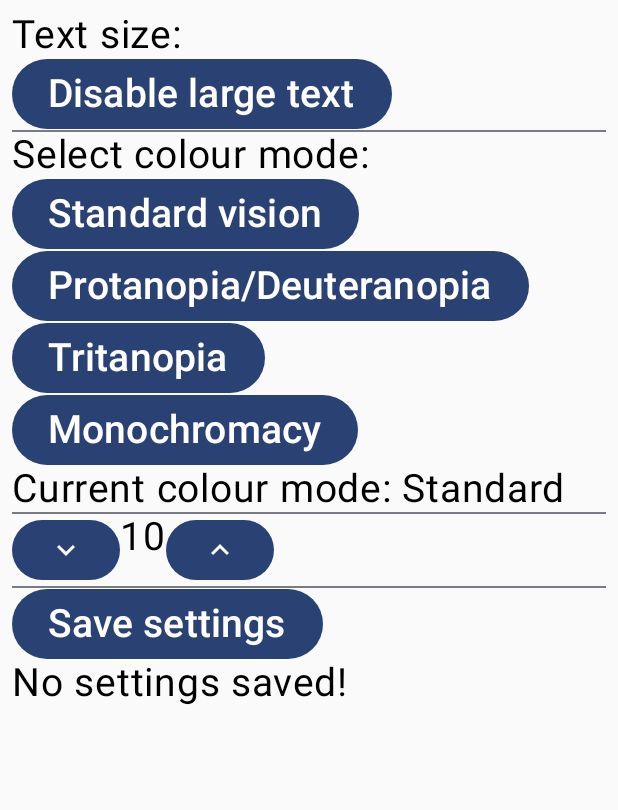
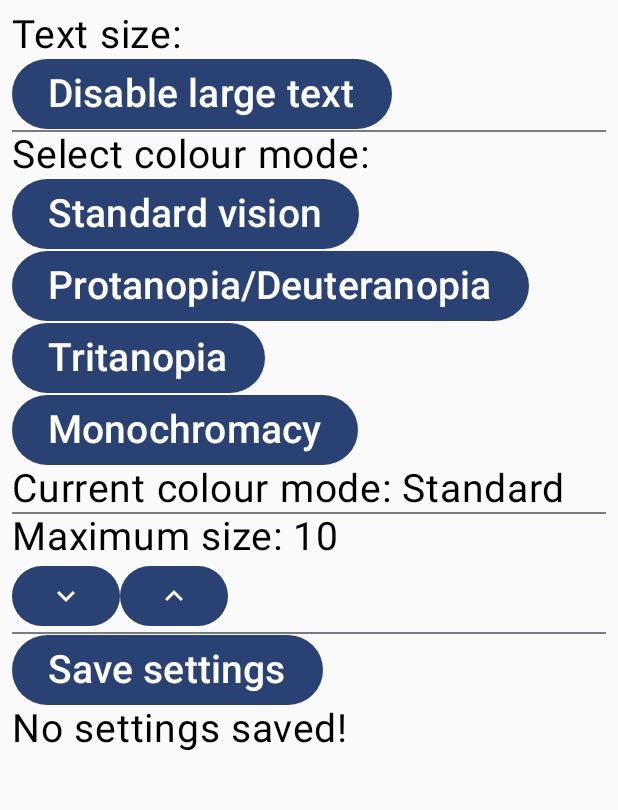
Before and after one commit to alex-ha-192/Algorithm-Teaching-App, an Android app built with Jetpack Compose: the screen it shows after launch (MainActivity), on a phone screen of 412 x 824 dp, the part 96-906 px from its top. Run offline under Robolectric (Android 15) with nearby library versions, the phone set to English and light mode, and no system bars; our stand-ins replace Room's generated code.

Commit message:
mergesort shifted to functional demo

```diff
--- a/app/src/main/java/com/puterscience/algorithmteachingapp/algo_screens/BinarySearchScreen.kt
+++ b/app/src/main/java/com/puterscience/algorithmteachingapp/algo_screens/BinarySearchScreen.kt
@@ -86,7 +86,7 @@ fun BinarySearchScreen(toSort: List<Int>, settings: Settings, defaults: Defaults
 					daoElements.forEachIndexed { _, i ->
 						Row {
 							Text(text = i.name + ": ")
-							Text(text = i.listInts)
+							Text(text = i.listInts.split("_").toList().toString())
 							IconButton(onClick = {
 								mutItems.removeAll(mutItems)
 								val intermediary: List<String> = i.listInts.split("_")
--- a/app/src/main/java/com/puterscience/algorithmteachingapp/algo_screens/BubbleSortScreen.kt
+++ b/app/src/main/java/com/puterscience/algorithmteachingapp/algo_screens/BubbleSortScreen.kt
@@ -79,7 +79,7 @@ fun BubbleSortScreen(toSort: List<Int>, settings: Settings, defaults: Defaults,
                 daoElements.forEachIndexed { _, i ->
                     Row {
                         Text(text = i.name + ": ")
-                        Text(text = i.listInts)
+                        Text(text = i.listInts.split("_").toList().toString())
                         IconButton(onClick = {
                             mutItems.removeAll(mutItems)
                             val intermediary: List<String> = i.listInts.split("_")
--- a/app/src/main/java/com/puterscience/algorithmteachingapp/algo_screens/LinearSearchScreen.kt
+++ b/app/src/main/java/com/puterscience/algorithmteachingapp/algo_screens/LinearSearchScreen.kt
@@ -83,7 +83,7 @@ fun LinearSearchScreen(toSort: List<Int>, settings: Settings, defaults: Defaults
                 daoElements.forEachIndexed { _, i ->
                     Row {
                         Text(text = i.name + ": ")
-                        Text(text = i.listInts)
+                        Text(text = i.listInts.split("_").toList().toString())
                         IconButton(onClick = {
                             mutItems.removeAll(mutItems)
                             val intermediary: List<String> = i.listInts.split("_")
--- a/app/src/main/java/com/puterscience/algorithmteachingapp/algo_screens/MergeSortScreen.kt
+++ b/app/src/main/java/com/puterscience/algorithmteachingapp/algo_screens/MergeSortScreen.kt
@@ -89,7 +89,7 @@ fun MergeSortScreen(//toSort: List<Int>,
                 daoElements.forEachIndexed { _, i ->
                     Row {
                         Text(text = i.name + ": ")
-                        Text(text = i.listInts)
+                        Text(text = i.listInts.split("_").toList().toString())
                         IconButton(onClick = {
                             mutItems.removeAll(mutItems)
                             val intermediary: List<String> = i.listInts.split("_")
--- a/app/src/main/java/com/puterscience/algorithmteachingapp/algo_screens/QuickSortScreen.kt
+++ b/app/src/main/java/com/puterscience/algorithmteachingapp/algo_screens/QuickSortScreen.kt
@@ -79,7 +79,7 @@ fun QuickSortScreen(toSort: List<Int>, settings: Settings, defaults: Defaults, c
                 daoElements.forEachIndexed { _, i ->
                     Row {
                         Text(text = i.name + ": ")
-                        Text(text = i.listInts)
+                        Text(text = i.listInts.split("_").toList().toString())
                         IconButton(onClick = {
                             mutItems.removeAll(mutItems)
                             val intermediary: List<String> = i.listInts.split("_")
--- a/app/src/main/java/com/puterscience/algorithmteachingapp/settings/SettingsScreen.kt
+++ b/app/src/main/java/com/puterscience/algorithmteachingapp/settings/SettingsScreen.kt
@@ -85,6 +85,11 @@ fun SettingsScreen(globalSettings: Settings, defaults: Defaults, allColourModes:
                     fontSize = if (globalSettings.largeText.value) defaults.defaultLargeText.sp else defaults.defaultSmallText.sp
                 )
                 Divider()
+                Column {
+                    Text(
+                        text = ("Maximum size: " + globalSettings.maxSize.intValue.toString()),
+                        fontSize = if (globalSettings.largeText.value) defaults.defaultLargeText.sp else defaults.defaultSmallText.sp
+                    )
                     Row {
                         Button(onClick = { if (globalSettings.maxSize.intValue > 1) globalSettings.maxSize.intValue-- }) {
                             Icon(
@@ -92,15 +97,12 @@ fun SettingsScreen(globalSettings: Settings, defaults: Defaults, allColourModes:
                                 contentDescription = "Reduce"
                             )
                         }
-                    Text(
-                        text = globalSettings.maxSize.intValue.toString(),
-                        fontSize = if (globalSettings.largeText.value) defaults.defaultLargeText.sp else defaults.defaultSmallText.sp
-                    )
                         Button(onClick = { globalSettings.maxSize.intValue++ }) {
                             Icon(
                                 imageVector = Icons.Filled.KeyboardArrowUp,
                                 contentDescription = "Increase"
                             )
+                        }
                     }
                 }
                 Divider()
```
Lines whose indentation alone changed are shown as unchanged.
